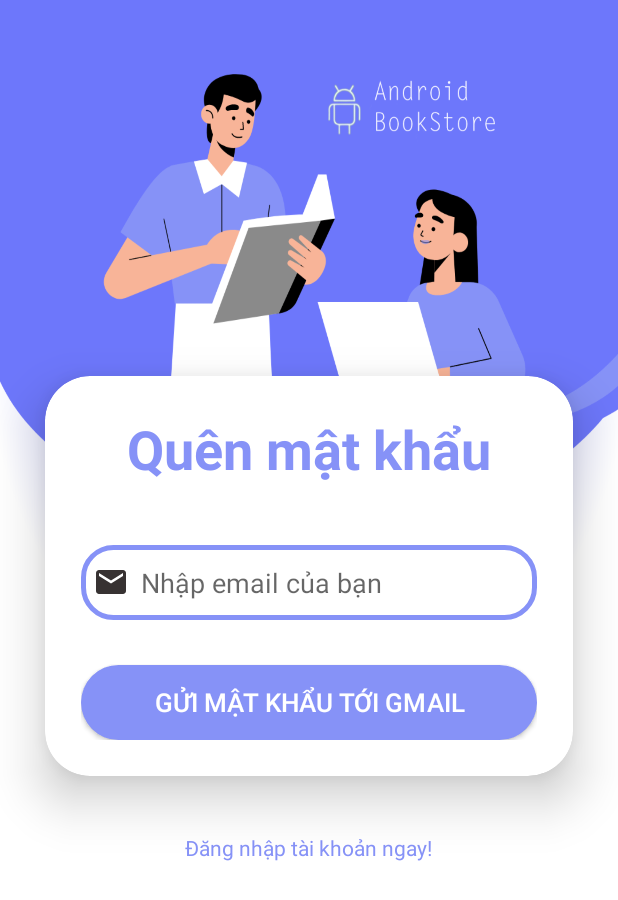
After one commit to minhchien137/BookStore, an Android app: the ForgotPassword screen opened directly, with no data from a screen before it, on a phone screen of 412 x 824 dp. The commit adds this screen. Shown: the top 900 px of the screen. Run offline under Robolectric (Android 15) with nearby library versions, the phone set to English and light mode, and no system bars; our stand-ins replace Firebase (no records; nobody signed in at launch, a user with empty details on screens opened directly).

Commit message:
commit -- 1

```diff
--- a/app/build.gradle
+++ b/app/build.gradle
@@ -47,6 +47,7 @@ dependencies {
     implementation 'com.google.firebase:firebase-analytics'
     implementation("com.google.firebase:firebase-database")
     implementation("com.google.firebase:firebase-firestore")
+    implementation 'com.google.firebase:firebase-auth:21.0.1'
     implementation("com.google.firebase:firebase-storage")
     implementation 'me.relex:circleindicator:2.1.6'
     implementation 'com.github.bumptech.glide:glide:4.12.0'
--- a/app/src/main/AndroidManifest.xml
+++ b/app/src/main/AndroidManifest.xml
@@ -5,7 +5,7 @@
 
     <uses-permission android:name="android.permission.INTERNET" />
     <uses-permission android:name="android.permission.RECORD_AUDIO" />
-    <uses-permission android:name="android.permission.POST_NOTIFICATIONS"/>
+    <uses-permission android:name="android.permission.POST_NOTIFICATIONS" />
     <uses-permission android:name="android.permission.ACCESS_NETWORK_STATE" />
     <uses-permission android:name="android.permission.WRITE_EXTERNAL_STORAGE" />
 
@@ -19,6 +19,9 @@
         android:supportsRtl="true"
         android:theme="@style/Theme.Book_store"
         tools:targetApi="31">
+        <activity
+            android:name=".ForgotPassword"
+            android:exported="false" />
         <activity
             android:name=".ui.FilterCustomDialog"
             android:exported="true" />
--- /dev/null
+++ b/app/src/main/java/com/minhchien/bookstore/ForgotPassword.java
@@ -0,0 +1,84 @@
+package com.minhchien.bookstore;
+
+import android.content.Intent;
+import android.os.Bundle;
+import android.text.TextUtils;
+import android.view.View;
+import android.widget.Button;
+import android.widget.EditText;
+import android.widget.TextView;
+import android.widget.Toast;
+
+import androidx.activity.EdgeToEdge;
+import androidx.appcompat.app.AppCompatActivity;
+import androidx.core.graphics.Insets;
+import androidx.core.view.ViewCompat;
+import androidx.core.view.WindowInsetsCompat;
+
+import com.google.firebase.auth.FirebaseAuth;
+import com.google.firebase.database.DatabaseReference;
+import com.google.firebase.database.FirebaseDatabase;
+
+public class ForgotPassword extends AppCompatActivity {
+
+    private FirebaseAuth mAuth;
+    private DatabaseReference myRef;
+    EditText emailForgot;
+    Button btnResetPass;
+    TextView tvLogin;
+
+    @Override
+    protected void onCreate(Bundle savedInstanceState) {
+        super.onCreate(savedInstanceState);
+        EdgeToEdge.enable(this);
+        setContentView(R.layout.activity_forgot_password);
+
+        mAuth = FirebaseAuth.getInstance();
+        emailForgot = (EditText) findViewById(R.id.phoneNumberReset);
+        btnResetPass = (Button) findViewById(R.id.resetPasswordButton);
+        tvLogin = (TextView) findViewById(R.id.LoginForgotText);
+
+
+        btnResetPass.setOnClickListener(new View.OnClickListener() {
+            @Override
+            public void onClick(View v) {
+                resetPassword();
+            }
+        });
+
+
+        // Login
+        tvLogin.setOnClickListener(new View.OnClickListener() {
+            @Override
+            public void onClick(View v) {
+                changeToLoginActivity();
+            }
+        });
+
+
+    }
+
+    private void resetPassword(){
+        String email = emailForgot.getText().toString().trim();
+        if (TextUtils.isEmpty(email)){
+            Toast.makeText(this, "Vui lòng nhập địa chỉ email!", Toast.LENGTH_SHORT).show();
+            return;
+        }
+
+        mAuth.sendPasswordResetEmail(email)
+                .addOnCompleteListener(task -> {
+                    if (task.isSuccessful()){
+                        Toast.makeText(this, "Email đặt lại mật khẩu đã được gửi!", Toast.LENGTH_LONG).show();
+                    }
+                    else {
+                        Toast.makeText(this, "Gửi thất bại. Vui lòng thử lại!", Toast.LENGTH_LONG).show();
+                    }
+                });
+    }
+
+    private void changeToLoginActivity(){
+        Intent loginIntent = new Intent(getApplicationContext(),LoginActivity.class);
+        startActivity(loginIntent);
+    }
+
+}
--- a/app/src/main/java/com/minhchien/bookstore/HomeFragment.java
+++ b/app/src/main/java/com/minhchien/bookstore/HomeFragment.java
@@ -76,7 +76,7 @@ public class HomeFragment extends Fragment {
         viewPager.setAdapter(photoAdapter);
         circleIndicator.setViewPager(viewPager);
         mHandler.postDelayed(mRunable,timeDelay);
-        btnHotline = view.findViewById(R.id.btnHotline);
+       // btnHotline = view.findViewById(R.id.btnHotline);
 
 
         viewPager.addOnPageChangeListener(new ViewPager.OnPageChangeListener() {
--- a/app/src/main/java/com/minhchien/bookstore/InforFragment.java
+++ b/app/src/main/java/com/minhchien/bookstore/InforFragment.java
@@ -27,6 +27,7 @@ public class InforFragment extends Fragment {
     EditText txtPhone;
     EditText txtAddress;
     EditText txtName;
+    EditText txtGmail;
     Button btnBack;
     Button btnUpdateInfor;
     Fragment updateInforFragment = new UpdateInforFragment();
@@ -46,6 +47,7 @@ public class InforFragment extends Fragment {
         btnUpdateInfor = (Button) view.findViewById(R.id.infor_btnUpdate);
         txtName = (EditText) view.findViewById(R.id.infor_txtname);
         txtPhone = (EditText) view.findViewById(R.id.infor_txtphone);
+        txtGmail = (EditText) view.findViewById(R.id.infor_txtgmail);
         txtAddress = (EditText) view.findViewById(R.id.infor_txtaddress);
         handleUpdateInfor();
         PreferenceManager preferenceManager = new PreferenceManager(getContext(), Constants.LOGIN_KEY_PREFERENCE_NAME);
@@ -65,10 +67,12 @@ public class InforFragment extends Fragment {
                 if (profile != null) {
                     String name = profile.getFullName();
                     String address = profile.getAddress();
+                    String gmail = profile.getGmail();
 
                     txtName.setText(name);
                     txtAddress.setText(address);
                     txtPhone.setText(phone);
+                    txtGmail.setText(gmail);
                 }
             }
 
--- a/app/src/main/java/com/minhchien/bookstore/OrderFragment.java
+++ b/app/src/main/java/com/minhchien/bookstore/OrderFragment.java
@@ -47,7 +47,7 @@ public class OrderFragment extends Fragment {
         // Inflate the layout for this fragment
         View view = inflater.inflate(R.layout.fragment_order, container, false);
         orderRv = view.findViewById(R.id.order_recyclerview);
-        orderStatusSpinner = view.findViewById(R.id.orderStatusSpinner);
+     //   orderStatusSpinner = view.findViewById(R.id.orderStatusSpinner);
         preferenceManager = new PreferenceManager(getContext(), Constants.LOGIN_KEY_PREFERENCE_NAME);
         fragmentManager = getParentFragmentManager();
 
--- /dev/null
+++ b/app/src/main/res/drawable/ic_gmail.xml
@@ -0,0 +1,9 @@
+<vector xmlns:android="http://schemas.android.com/apk/res/android"
+    android:width="24dp"
+    android:height="24dp"
+    android:viewportWidth="24.0"
+    android:viewportHeight="24.0">
+    <path
+        android:fillColor="#373232"
+        android:pathData="M20,4L4,4c-1.1,0 -1.99,0.9 -1.99,2L2,18c0,1.1 0.9,2 2,2h16c1.1,0 2,-0.9 2,-2L22,6c0,-1.1 -0.9,-2 -2,-2zM20,8l-8,5 -8,-5L4,6l8,5 8,-5v2z"/>
+</vector>
--- /dev/null
+++ b/app/src/main/res/layout/activity_forgot_password.xml
@@ -0,0 +1,73 @@
+<?xml version="1.0" encoding="utf-8"?>
+<LinearLayout xmlns:android="http://schemas.android.com/apk/res/android"
+    xmlns:app="http://schemas.android.com/apk/res-auto"
+    xmlns:tools="http://schemas.android.com/tools"
+    android:id="@+id/main"
+    android:layout_width="match_parent"
+    android:layout_height="match_parent"
+    android:orientation="vertical"
+    android:gravity="center"
+    android:background="@drawable/background_login"
+    tools:context=".ForgotPassword">
+
+    <androidx.cardview.widget.CardView
+        android:layout_width="match_parent"
+        android:layout_height="wrap_content"
+        android:layout_margin="30dp"
+        app:cardCornerRadius="30dp"
+        app:cardElevation="20dp"
+        android:background="@drawable/custom_edittext">
+
+        <LinearLayout
+            android:layout_width="match_parent"
+            android:layout_height="wrap_content"
+            android:orientation="vertical"
+            android:layout_gravity="center_horizontal"
+            android:padding="24dp">
+
+            <TextView
+                android:layout_width="match_parent"
+                android:layout_height="wrap_content"
+                android:text="Quên mật khẩu"
+                android:textSize="36sp"
+                android:textAlignment="center"
+                android:textStyle="bold"
+                android:textColor="@color/purple"/>
+
+            <EditText
+                android:layout_width="match_parent"
+                android:layout_height="50dp"
+                android:id="@+id/phoneNumberReset"
+                android:background="@drawable/custom_edittext"
+                android:drawableLeft="@drawable/ic_gmail"
+                android:drawablePadding="8dp"
+                android:hint="Nhập email của bạn"
+                android:padding="8dp"
+                android:textColor="@color/black"
+                android:layout_marginTop="40dp"/>
+
+            <Button
+                android:layout_width="match_parent"
+                android:layout_height="50dp"
+                android:id="@+id/resetPasswordButton"
+                android:text="Gửi mật khẩu tới gmail"
+                android:textColor="@color/white"
+                android:textSize="17sp"
+                android:layout_marginTop="30dp"
+                android:background="@drawable/custombtn_login_signup" />
+
+        </LinearLayout>
+    </androidx.cardview.widget.CardView>
+
+    <TextView
+        android:layout_width="wrap_content"
+        android:layout_height="wrap_content"
+        android:padding="8dp"
+        android:text="Đăng nhập tài khoản ngay!"
+        android:textSize="14sp"
+        android:textAlignment="center"
+        android:id="@+id/LoginForgotText"
+        android:textColor="@color/purple"
+        android:layout_marginBottom="20dp"/>
+
+</LinearLayout>
--- a/app/src/main/res/layout/fragment_show_detail.xml
+++ b/app/src/main/res/layout/fragment_show_detail.xml
@@ -74,6 +74,8 @@
                     app:layout_constraintBottom_toBottomOf="@+id/btngiamsoluong"
                     app:layout_constraintStart_toEndOf="@+id/btngiamsoluong"
                     app:layout_constraintTop_toTopOf="@+id/btngiamsoluong" />
+
+
                 <Button
                     android:id="@+id/btntangsoloung"
                     android:layout_width="35dp"
```
Also changed, not shown: app/src/main/java/com/minhchien/bookstore/LoginActivity.java (+14 -1 lines), app/src/main/java/com/minhchien/bookstore/SignupActivity.java (+13 -7 lines), app/src/main/java/com/minhchien/bookstore/UpdateInforFragment.java (+19 -3 lines), app/src/main/java/com/minhchien/bookstore/model/User.java (+13 -1 lines), app/src/main/res/layout/activity_login.xml (+12 -0 lines), app/src/main/res/layout/activity_signup.xml (+13 -0 lines), app/src/main/res/layout/fragment_account.xml (+12 -0 lines), app/src/main/res/layout/fragment_infor.xml (+22 -0 lines), app/src/main/res/layout/fragment_update_infor.xml (+22 -0 lines), app/src/main/res/values/strings.xml (indentation only).
